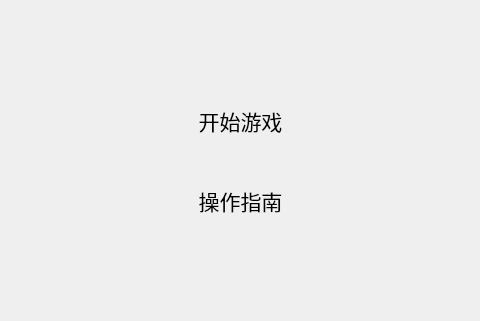
Above: mainsence1.ui from Kylix10/c- before the change; both pictures show x 230 to 710 and y 185 to 506 of the 900 by 506 pixel window. Below: the same form after it.
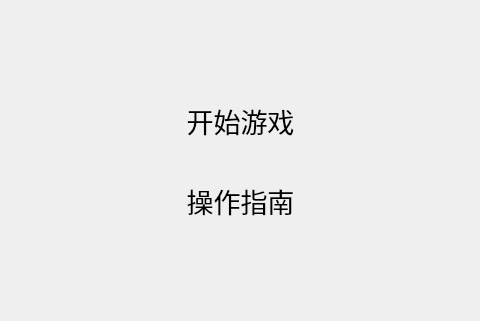
That is the form after the change. Icons and pictures are not drawn.

Diff of the .ui file:
```diff
--- a/mainsence1.ui
+++ b/mainsence1.ui
@@ -28,7 +28,8 @@
     </property>
     <property name="font">
      <font>
-      <pointsize>16</pointsize>
+      <family>隶书</family>
+      <pointsize>20</pointsize>
      </font>
     </property>
     <property name="styleSheet">
@@ -61,7 +62,8 @@
     </property>
     <property name="font">
      <font>
-      <pointsize>16</pointsize>
+      <family>隶书</family>
+      <pointsize>20</pointsize>
      </font>
     </property>
     <property name="styleSheet">
```
Left out of the diff: 2 changed lines with no effect on the pictures.
